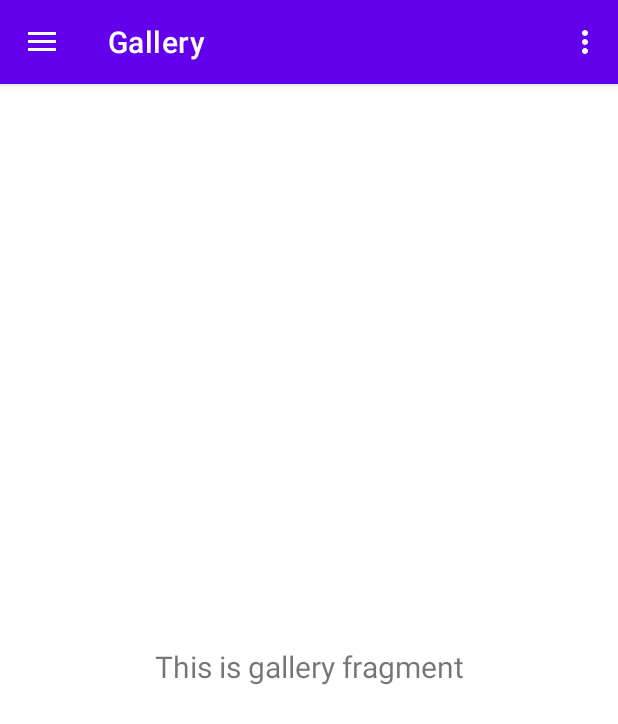
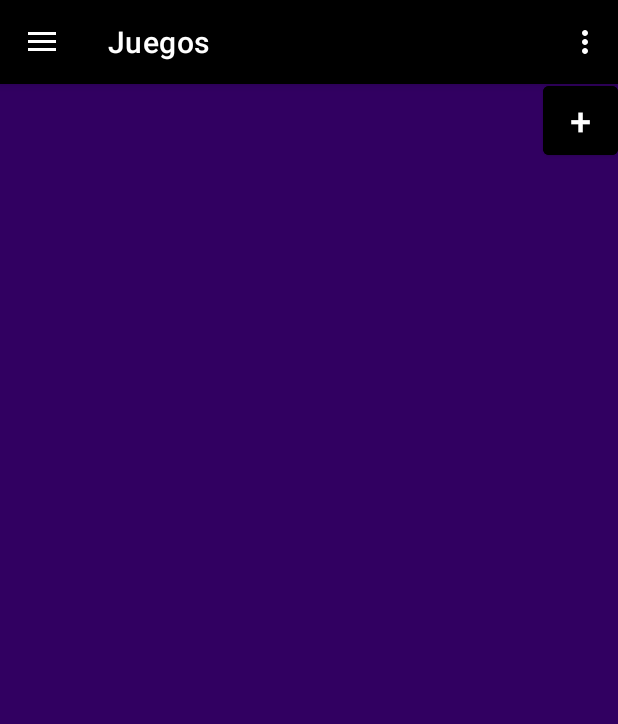
Before and after one commit to Yibaya/TFGFrutosGibaja, an Android app: the screen it shows after launch (MainActivity), in the side drawer, after a tap on "Juegos", on a phone screen of 412 x 824 dp. Shown: the top 724 px of the screen. Run offline under Robolectric (Android 15) with nearby library versions, the phone set to English and light mode, and no system bars; our stand-ins replace navigation-ui.

Commit message:
tratando d iniciar activity de AgregarJuego desde el fragment

```diff
--- a/app/src/main/java/com/example/tfg_frutosgibaja/MainActivity.java
+++ b/app/src/main/java/com/example/tfg_frutosgibaja/MainActivity.java
@@ -3,6 +3,7 @@ package com.example.tfg_frutosgibaja;
 import android.os.Bundle;
 import android.view.View;
 import android.view.Menu;
+import android.widget.ListView;
 
 import com.google.android.material.snackbar.Snackbar;
 import com.google.android.material.navigation.NavigationView;
@@ -20,7 +21,7 @@ public class MainActivity extends AppCompatActivity {
 
     private AppBarConfiguration mAppBarConfiguration;
     private ActivityMainBinding binding;
-
+    private ListView listViewJuegos;
     @Override
     protected void onCreate(Bundle savedInstanceState) {
         super.onCreate(savedInstanceState);
@@ -40,6 +41,18 @@ public class MainActivity extends AppCompatActivity {
         NavController navController = Navigation.findNavController(this, R.id.nav_host_fragment_content_main);
         NavigationUI.setupActionBarWithNavController(this, navController, mAppBarConfiguration);
         NavigationUI.setupWithNavController(navigationView, navController);
+
+        initWidgets();
+        setJuegoAdapter();
+    }
+
+    private void initWidgets() {
+        listViewJuegos = findViewById(R.id.listViewJuegos);
+    }
+
+    private void setJuegoAdapter(){
+        JuegoAdapter juegoAdapter = new JuegoAdapter(getApplicationContext(), Juego.juegoArrayList);
+        listViewJuegos.setAdapter(juegoAdapter);
     }
 
     @Override
--- a/app/src/main/java/com/example/tfg_frutosgibaja/ui/gallery/GalleryFragment.java
+++ b/app/src/main/java/com/example/tfg_frutosgibaja/ui/gallery/GalleryFragment.java
@@ -1,21 +1,23 @@
 package com.example.tfg_frutosgibaja.ui.gallery;
 
+import android.content.Intent;
 import android.os.Bundle;
 import android.view.LayoutInflater;
 import android.view.View;
 import android.view.ViewGroup;
-import android.widget.TextView;
+import android.widget.Button;
 
 import androidx.annotation.NonNull;
 import androidx.fragment.app.Fragment;
 import androidx.lifecycle.ViewModelProvider;
 
+import com.example.tfg_frutosgibaja.R;
 import com.example.tfg_frutosgibaja.databinding.FragmentGalleryBinding;
 
+
 public class GalleryFragment extends Fragment {
-
     private FragmentGalleryBinding binding;
-
+    private Button btnAdd;
     public View onCreateView(@NonNull LayoutInflater inflater,
                              ViewGroup container, Bundle savedInstanceState) {
         GalleryViewModel galleryViewModel =
@@ -23,9 +25,15 @@ public class GalleryFragment extends Fragment {
 
         binding = FragmentGalleryBinding.inflate(inflater, container, false);
         View root = binding.getRoot();
-
-        final TextView textView = binding.textGallery;
-        galleryViewModel.getText().observe(getViewLifecycleOwner(), textView::setText);
+        View view = inflater.inflate(R.layout.fragment_gallery, container, false);
+        btnAdd = (Button) view.findViewById(R.id.btnAdd);
+        btnAdd.setOnClickListener(new View.OnClickListener() {
+            @Override
+            public void onClick(View view){
+                Intent intent = new Intent(getActivity(), AgregarJuego.class);
+                startActivity(intent);
+            }
+        });
         return root;
     }
 
@@ -34,4 +42,5 @@ public class GalleryFragment extends Fragment {
         super.onDestroyView();
         binding = null;
     }
+
 }
--- a/app/src/main/res/layout/app_bar_main.xml
+++ b/app/src/main/res/layout/app_bar_main.xml
@@ -16,6 +16,7 @@
             android:layout_width="match_parent"
             android:layout_height="?attr/actionBarSize"
             android:background="?attr/colorPrimary"
+            android:backgroundTint="@color/black"
             app:popupTheme="@style/Theme.TFG_FrutosGibaja.PopupOverlay" />
 
     </com.google.android.material.appbar.AppBarLayout>
--- a/app/src/main/res/layout/fragment_gallery.xml
+++ b/app/src/main/res/layout/fragment_gallery.xml
@@ -4,19 +4,21 @@
     xmlns:tools="http://schemas.android.com/tools"
     android:layout_width="match_parent"
     android:layout_height="match_parent"
-    tools:context=".ui.gallery.GalleryFragment">
+    tools:context=".ui.gallery.GalleryFragment"
+    android:background="@color/moradoOscuro">
 
-    <TextView
-        android:id="@+id/text_gallery"
-        android:layout_width="match_parent"
-        android:layout_height="wrap_content"
-        android:layout_marginStart="8dp"
-        android:layout_marginTop="8dp"
-        android:layout_marginEnd="8dp"
-        android:textAlignment="center"
-        android:textSize="20sp"
-        app:layout_constraintBottom_toBottomOf="parent"
+    <Button
+        android:id="@+id/btnAdd"
+        android:layout_width="50dip"
+        android:layout_height="58dip"
+        android:layout_marginTop="-5dp"
+        android:layout_marginEnd="0dp"
         app:layout_constraintEnd_toEndOf="parent"
-        app:layout_constraintStart_toStartOf="parent"
-        app:layout_constraintTop_toTopOf="parent" />
+        app:layout_constraintTop_toTopOf="parent"
+        android:text="+"
+        android:textSize="25dp"
+        android:backgroundTint="@color/black"
+        android:textColor="@color/white"
+        android:onClick="clickAdd"/>
+
 </androidx.constraintlayout.widget.ConstraintLayout>
--- a/app/src/main/res/layout/fragment_home.xml
+++ b/app/src/main/res/layout/fragment_home.xml
@@ -54,11 +54,15 @@
     </LinearLayout>
 
     <ListView
+        android:id="@+id/listViewJuegos"
         android:layout_width="match_parent"
         android:layout_height="0dip"
         app:layout_constraintBottom_toBottomOf="parent"
         app:layout_constraintEnd_toEndOf="parent"
         app:layout_constraintStart_toStartOf="parent"
         app:layout_constraintTop_toBottomOf="@+id/linearLayout2"
-        app:layout_constraintVertical_bias="0.0" />
+        app:layout_constraintVertical_bias="0.0"
+        android:divider="@color/gris"
+        android:dividerHeight="3dp"
+        android:layout_marginTop="5dp"/>
 </androidx.constraintlayout.widget.ConstraintLayout>
--- a/app/src/main/res/values/colors.xml
+++ b/app/src/main/res/values/colors.xml
@@ -9,4 +9,5 @@
     <color name="white">#FFFFFFFF</color>
     <color name="moradoOscuro">#310061</color>
     <color name="azul">#007BA1</color>
+    <color name="gris">#303030</color>
 </resources>
--- a/app/src/main/res/values/strings.xml
+++ b/app/src/main/res/values/strings.xml
@@ -7,7 +7,18 @@
     <string name="nav_header_desc">Navigation header</string>
     <string name="action_settings">Settings</string>
 
-    <string name="menu_home">Home</string>
-    <string name="menu_gallery">Gallery</string>
-    <string name="menu_slideshow">Slideshow</string>
+    <string name="menu_home">Colecciones</string>
+    <string name="menu_gallery">Juegos</string>
+    <string name="menu_slideshow">Importar/Exportar</string>
+    <!-- TODO: Remove or change this placeholder text -->
+    <string name="hello_blank_fragment">Hello blank fragment</string>
+    <string name="title_activity_agregar_juego">AgregarJuego</string>
+    <!-- Strings used for fragments for navigation -->
+    <string name="first_fragment_label">First Fragment</string>
+    <string name="second_fragment_label">Second Fragment</string>
+    <string name="next">Next</string>
+    <string name="previous">Previous</string>
+
+    <string name="hello_first_fragment">Hello first fragment</string>
+    <string name="hello_second_fragment">Hello second fragment. Arg: %1$s</string>
 </resources>
```
Also changed, not shown: app/src/main/AndroidManifest.xml (+8 -3 lines), app/src/main/java/com/example/tfg_frutosgibaja/Juego.java (added, +73 -0 lines), app/src/main/java/com/example/tfg_frutosgibaja/JuegoAdapter.java (added, +42 -0 lines), app/src/main/java/com/example/tfg_frutosgibaja/ui/gallery/AgregarJuego.java (added, +16 -0 lines), app/src/main/res/layout/activity_agregar_juego.xml (added, +9 -0 lines), app/src/main/res/layout/juego_cell.xml (added, +50 -0 lines), app/src/main/res/navigation/nav_graph.xml (added, +28 -0 lines).
